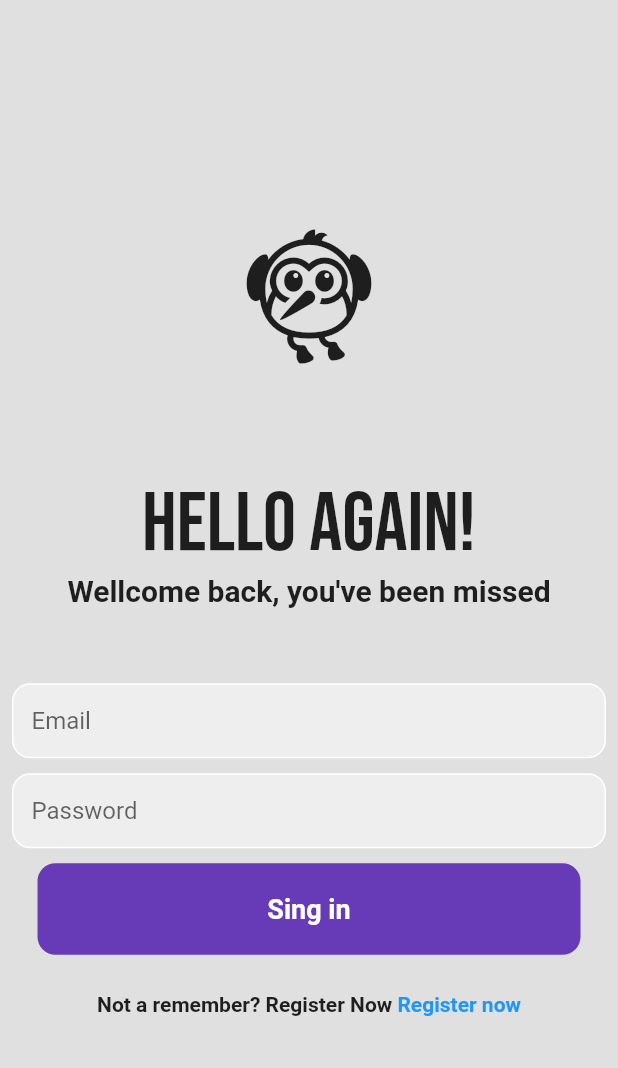
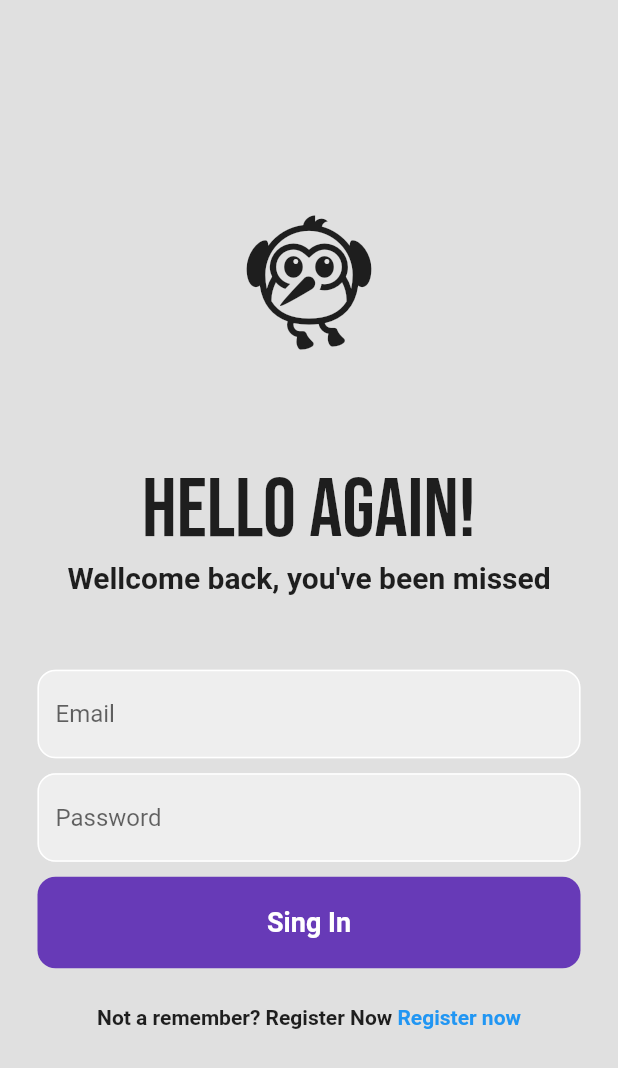
Before and after one commit to yamilsaad/login_flutter, a Flutter app: the screen it shows after launch, on a phone screen of 412 x 824 dp. Shown: the top 1068 px of the screen. Run offline on Flutter 3.47's test engine with Material 2 defaults, Android fonts, the light colour scheme and no system bars; our stand-ins replace firebase_auth, firebase_core, google_fonts; accounts and stored records are empty.

Commit message:
Conexion de login con Firebase Autentication

```diff
--- a/lib/login_page.dart
+++ b/lib/login_page.dart
@@ -1,4 +1,5 @@
 import 'package:flutter/material.dart';
+import 'package:firebase_auth/firebase_auth.dart';
 import 'package:google_fonts/google_fonts.dart';
 
 class LoginPage extends StatefulWidget {
@@ -9,12 +10,31 @@ class LoginPage extends StatefulWidget {
 }
 
 class _LoginPageState extends State<LoginPage> {
+  //text controllers
+  final _emailController = TextEditingController();
+  final _passwordController = TextEditingController();
+
+  Future signIn() async {
+    await FirebaseAuth.instance.signInWithEmailAndPassword(
+      email: _emailController.text.trim(),
+      password: _passwordController.text.trim(),
+    );
+  }
+
+  @override
+  void dispose() {
+    _emailController.dispose();
+    _passwordController.dispose();
+    super.dispose();
+  }
+
   @override
   Widget build(BuildContext context) {
     return Scaffold(
       backgroundColor: Colors.grey.shade300,
       body: SafeArea(
         child: Center(
+          child: SingleChildScrollView(
             child: Column(
               mainAxisAlignment:
                   MainAxisAlignment.center, //centra todo el body en la pantalla
@@ -40,20 +60,21 @@ class _LoginPageState extends State<LoginPage> {
 
                 //email textfield
                 Padding(
-              padding: const EdgeInsets.symmetric(horizontal: 8.0),
-              child: Container(
-                decoration: BoxDecoration(
-                    color: Colors.grey[200],
-                    border: Border.all(color: Colors.white),
-                    borderRadius: BorderRadius.circular(12)),
-                child: Padding(
-                  padding: const EdgeInsets.only(left: 12.0),
+                  padding: const EdgeInsets.symmetric(horizontal: 25.0),
                   child: TextField(
+                    controller: _emailController,
                     decoration: InputDecoration(
-                      border: InputBorder.none,
+                      enabledBorder: OutlineInputBorder(
+                        borderSide: BorderSide(color: Colors.white),
+                        borderRadius: BorderRadius.circular(12),
+                      ),
+                      focusedBorder: OutlineInputBorder(
+                        borderSide: BorderSide(color: Colors.deepPurple),
+                        borderRadius: BorderRadius.circular(12),
+                      ),
                       hintText: 'Email',
-                    ),
-                  ),
+                      fillColor: Colors.grey[200],
+                      filled: true,
                     ),
                   ),
                 ),
@@ -61,28 +82,32 @@ class _LoginPageState extends State<LoginPage> {
 
                 //password textfield
                 Padding(
-              padding: const EdgeInsets.symmetric(horizontal: 8.0),
-              child: Container(
-                decoration: BoxDecoration(
-                    color: Colors.grey[200],
-                    border: Border.all(color: Colors.white),
-                    borderRadius: BorderRadius.circular(12)),
-                child: Padding(
-                  padding: const EdgeInsets.only(left: 12.0),
+                  padding: const EdgeInsets.symmetric(horizontal: 25.0),
                   child: TextField(
+                    controller: _passwordController,
                     obscureText: true,
                     decoration: InputDecoration(
-                      border: InputBorder.none,
+                      enabledBorder: OutlineInputBorder(
+                        borderSide: BorderSide(color: Colors.white),
+                        borderRadius: BorderRadius.circular(12),
+                      ),
+                      focusedBorder: OutlineInputBorder(
+                        borderSide: BorderSide(color: Colors.deepPurple),
+                        borderRadius: BorderRadius.circular(12),
+                      ),
                       hintText: 'Password',
-                    ),
-                  ),
+                      fillColor: Colors.grey[200],
+                      filled: true,
                     ),
                   ),
                 ),
                 SizedBox(height: 10),
+
                 //sing in button
                 Padding(
                   padding: const EdgeInsets.symmetric(horizontal: 25.0),
+                  child: GestureDetector(
+                    onTap: signIn,
                     child: Container(
                       padding: EdgeInsets.all(20),
                       decoration: BoxDecoration(
@@ -91,7 +116,7 @@ class _LoginPageState extends State<LoginPage> {
                       ),
                       child: Center(
                         child: Text(
-                    'Sing in',
+                          'Sing In',
                           style: TextStyle(
                             color: Colors.white,
                             fontWeight: FontWeight.bold,
@@ -101,11 +126,13 @@ class _LoginPageState extends State<LoginPage> {
                       ),
                     ),
                   ),
+                ),
                 SizedBox(height: 25),
+
                 //si no tienes una cuenta registrate ahora
                 Row(
-              mainAxisAlignment:
-                  MainAxisAlignment.center, //centra los textos dentro del Row
+                  mainAxisAlignment: MainAxisAlignment
+                      .center, //centra los textos dentro del Row
                   children: [
                     Text(
                       'Not a remember? Register Now',
@@ -124,7 +151,9 @@ class _LoginPageState extends State<LoginPage> {
                 ),
               ],
             ),
-      )),
+          ),
+        ),
+      ),
     );
   }
 }
--- a/lib/main.dart
+++ b/lib/main.dart
@@ -1,7 +1,11 @@
 import 'package:flutter/material.dart';
-import 'login_page.dart';
+import 'package:firebase_core/firebase_core.dart';
+import 'package:login_flutter/main_page.dart';
 
-void main() {
+void main() async {
+  WidgetsFlutterBinding.ensureInitialized();
+  await Firebase.initializeApp();
+
   runApp(const MyApp());
 }
 
@@ -12,7 +16,7 @@ class MyApp extends StatelessWidget {
   Widget build(BuildContext context) {
     return MaterialApp(
       debugShowMaterialGrid: false,
-      home: LoginPage(),
+      home: MainPage(),
     );
   }
 }
--- /dev/null
+++ b/lib/main_page.dart
@@ -0,0 +1,23 @@
+import 'package:firebase_auth/firebase_auth.dart';
+import 'package:flutter/material.dart';
+import 'login_page.dart';
+import 'home_page.dart';
+
+class MainPage extends StatelessWidget {
+  const MainPage({super.key});
+
+  @override
+  Widget build(BuildContext context) {
+    return Scaffold(
+      body: StreamBuilder<User?>(
+          stream: FirebaseAuth.instance.authStateChanges(),
+          builder: (context, snapshot) {
+            if (snapshot.hasData) {
+              return HomePage();
+            } else {
+              return LoginPage();
+            }
+          }),
+    );
+  }
+}
--- a/pubspec.yaml
+++ b/pubspec.yaml
@@ -37,6 +37,8 @@ dependencies:
   # Use with the CupertinoIcons class for iOS style icons.
   cupertino_icons: ^1.0.2
   google_fonts: ^3.0.1
+  firebase_core:
+  firebase_auth: ^4.1.4
 
 dev_dependencies:
   flutter_test:
```
Also changed, not shown: lib/home_page.dart (added, +34 -0 lines), pubspec.lock, 4 other files. Lines whose indentation alone changed are shown as unchanged.
